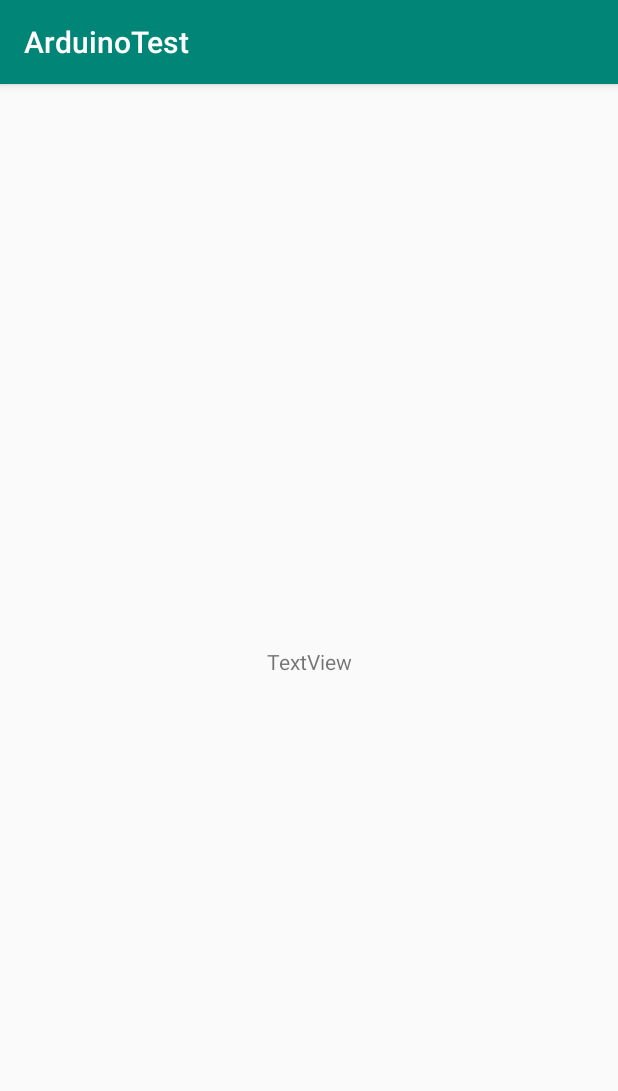
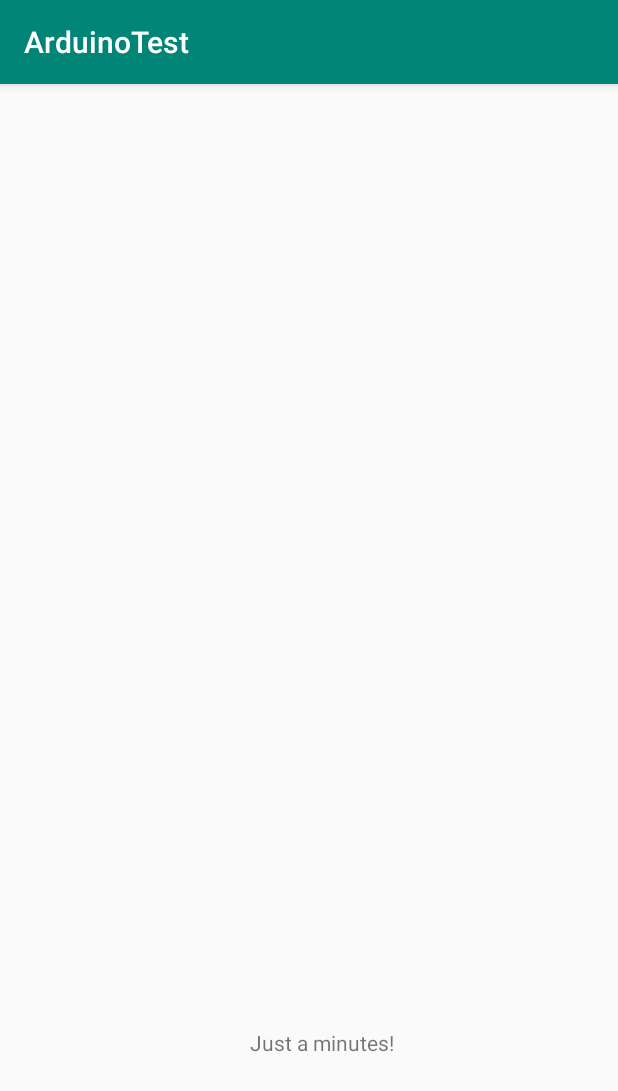
Before and after one commit to T-River/ArduinoTest, an Android app: the screen it shows after launch (MainActivity), on a phone screen of 412 x 824 dp. Shown: the top 1091 px of the screen. Run offline under Robolectric (Android 15) with nearby library versions, the phone set to English and light mode, and no system bars; libraries missing offline, so code that uses them is left out: com.hoho.android; 4 statements that could not run were skipped.

Commit message:
MainActivity

```diff
--- a/ArduinoTest/app/src/main/java/com/example/arduinotest/MainActivity.java
+++ b/ArduinoTest/app/src/main/java/com/example/arduinotest/MainActivity.java
@@ -18,7 +18,6 @@ import java.util.List;
 
 public class MainActivity extends AppCompatActivity {
 
-
     private String TAG = MainActivity.class.getSimpleName();
     @Override
     protected void onCreate(Bundle savedInstanceState) {
@@ -26,10 +25,9 @@ public class MainActivity extends AppCompatActivity {
         setContentView(R.layout.activity_main);
 
         //TextViewの設定
-        TextView data =  findViewById(R.id.arduino);
         TextView StartingMessage  = findViewById(R.id.Run);
 
-        data.setText(R.string.data);
+        StartingMessage.setText(R.string.text);
 
         //つながってるものから使える全部のデバイス見つける
         UsbManager manager = (UsbManager) getSystemService(Context.USB_SERVICE);
@@ -51,9 +49,6 @@ public class MainActivity extends AppCompatActivity {
             port.open(connection);
             port.setParameters(9600, 8, UsbSerialPort.STOPBITS_1, UsbSerialPort.PARITY_NONE);
 
-            byte buffer[] = new byte[1000];//受信したデータをいれるもの
-            int read = port.read(buffer,1000);
-            Log.d(TAG,"Read" + read);
         } catch (IOException e) {
 
         }finally{
```
